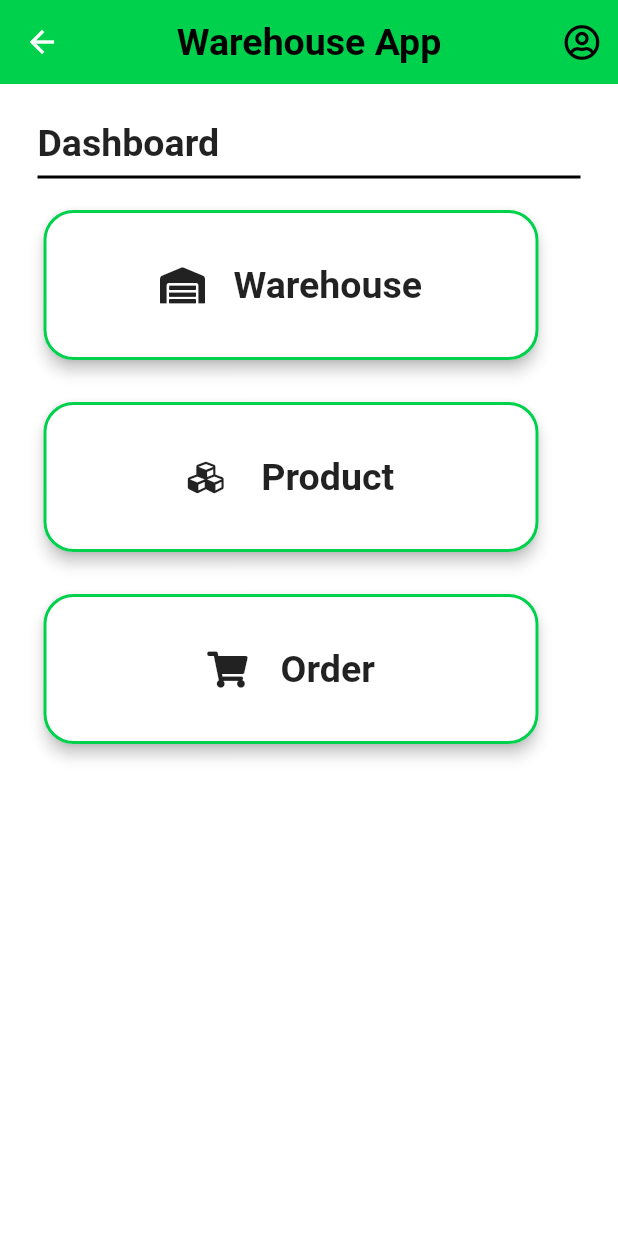
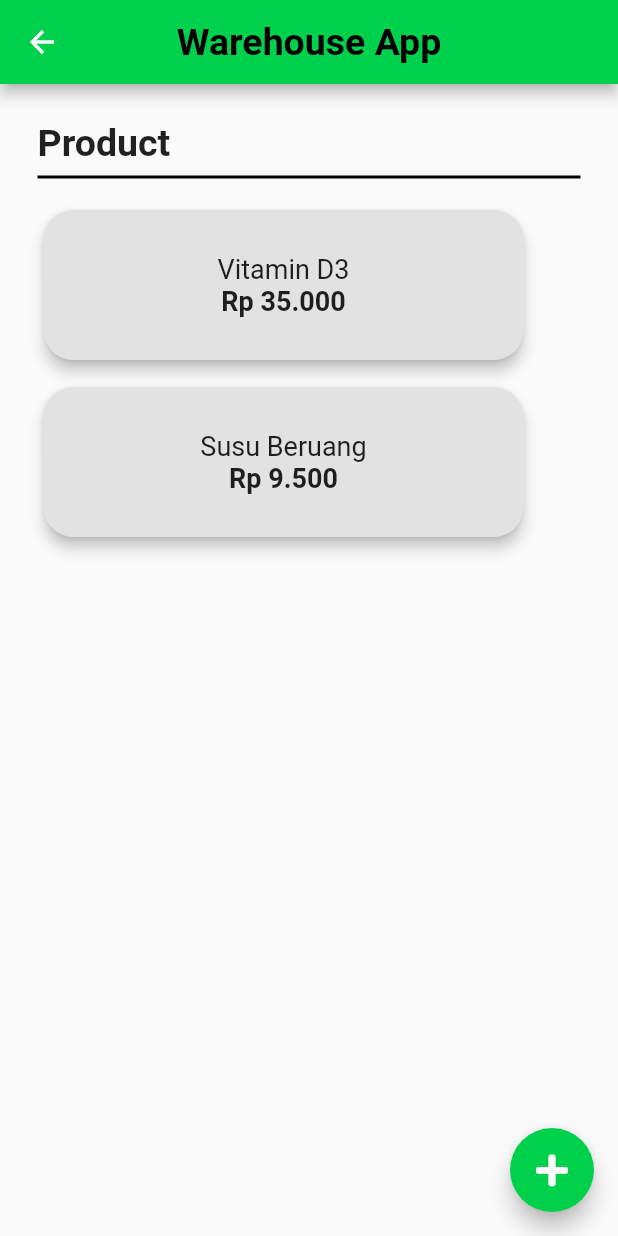
Before and after one commit to RezaTrist/warehouse_app, a Flutter app: the DashboardPage screen opened by its route, after a tap on "Product", on a phone screen of 412 x 824 dp. Run offline on Flutter 3.47's test engine with Material 2 defaults, Android fonts, the phone set to English and light mode, and no system bars; our stand-ins replace firebase_auth, firebase_core, font_awesome_flutter; accounts and stored records are empty.

Commit message:
Create ProductPage with Detail

```diff
--- a/lib/main.dart
+++ b/lib/main.dart
@@ -1,5 +1,8 @@
+import 'package:firebase_auth/firebase_auth.dart';
 import 'package:flutter/material.dart';
 import 'package:warehouse_app/views/dashboard/dashboard_page.dart';
+import 'package:warehouse_app/views/dashboard/product/detail_product/detail_product_page.dart';
+import 'package:warehouse_app/views/dashboard/product/product_page.dart';
 import 'package:warehouse_app/views/dashboard/profile/profile_page.dart';
 import 'package:warehouse_app/views/login_page.dart';
 import 'package:warehouse_app/views/sign_up_page.dart';
@@ -7,14 +10,16 @@ import 'package:warehouse_app/views/welcome_page.dart';
 import 'package:firebase_core/firebase_core.dart';
 
 void main() async {
+  WidgetsFlutterBinding.ensureInitialized();
+  await Firebase.initializeApp();
   runApp(MyApp());
-  await Firebase.initializeApp();
 }
 
 class MyApp extends StatelessWidget {
   @override
   Widget build(BuildContext context) {
     return MaterialApp(
+      debugShowCheckedModeBanner: false,
       title: 'Warehouse App',
       onGenerateRoute: (RouteSettings settings) {
         switch (settings.name) {
@@ -28,10 +33,15 @@ class MyApp extends StatelessWidget {
             return MaterialPageRoute(builder: (context) => DashboardPage());
           case '/profile':
             return MaterialPageRoute(builder: (context) => ProfilePage());
+          case '/product':
+            return MaterialPageRoute(builder: (context) => ProductPage());
+          case '/detailprod':
+            return MaterialPageRoute(builder: (context) => DetailProductPage());
           default:
         }
       },
-      initialRoute: '/welcome',
+      initialRoute:
+          FirebaseAuth.instance.currentUser == null ? '/login' : '/dashboard',
     );
   }
 }
--- a/lib/views/dashboard/dashboard_page.dart
+++ b/lib/views/dashboard/dashboard_page.dart
@@ -1,6 +1,7 @@
 import 'package:flutter/material.dart';
 import 'package:flutter/widgets.dart';
 import 'package:font_awesome_flutter/font_awesome_flutter.dart';
+import 'package:warehouse_app/views/dashboard/product/product_page.dart';
 
 class DashboardPage extends StatefulWidget {
   const DashboardPage({Key? key}) : super(key: key);
@@ -112,7 +113,13 @@ class _DashboardPageState extends State<DashboardPage> {
                     ),
                     elevation: 4,
                     child: InkWell(
-                      onTap: () {},
+                      onTap: () {
+                        Navigator.push(
+                          context,
+                          MaterialPageRoute(
+                              builder: (context) => ProductPage()),
+                        );
+                      },
                       child: SizedBox(
                         width: 330,
                         height: 100,
--- /dev/null
+++ b/lib/views/dashboard/product/product_page.dart
@@ -0,0 +1,142 @@
+import 'package:flutter/material.dart';
+import 'package:font_awesome_flutter/font_awesome_flutter.dart';
+
+import 'detail_product/detail_product_page.dart';
+
+class ProductPage extends StatefulWidget {
+  const ProductPage({Key? key}) : super(key: key);
+
+  @override
+  _ProductPageState createState() => _ProductPageState();
+}
+
+class _ProductPageState extends State<ProductPage> {
+  @override
+  Widget build(BuildContext context) {
+    return Scaffold(
+      appBar: AppBar(
+        title: Text(
+          'Warehouse App',
+          style: TextStyle(
+            fontSize: 25,
+            fontWeight: FontWeight.w600,
+            color: Colors.black,
+          ),
+        ),
+        centerTitle: true,
+        backgroundColor: Color.fromRGBO(0, 209, 77, 1),
+      ),
+      body: SingleChildScrollView(
+        child: Center(
+          child: Container(
+            child: Padding(
+              padding: const EdgeInsets.only(
+                top: 25,
+                left: 25,
+                bottom: 25,
+              ),
+              child: Column(
+                crossAxisAlignment: CrossAxisAlignment.start,
+                children: [
+                  Text(
+                    'Product',
+                    style: TextStyle(
+                      fontSize: 25,
+                      fontWeight: FontWeight.w600,
+                    ),
+                  ),
+                  Divider(
+                    color: Colors.black,
+                    endIndent: 25,
+                    thickness: 2,
+                  ),
+                  Padding(
+                    padding: EdgeInsets.only(
+                      top: 10,
+                    ),
+                    child: Card(
+                      color: Color.fromRGBO(226, 226, 226, 1),
+                      shape: RoundedRectangleBorder(
+                        borderRadius: BorderRadius.circular(20),
+                      ),
+                      elevation: 4,
+                      child: InkWell(
+                        onTap: () {
+                          Navigator.push(
+                            context,
+                            MaterialPageRoute(
+                                builder: (context) => DetailProductPage()),
+                          );
+                        },
+                        child: SizedBox(
+                          width: 320,
+                          height: 100,
+                          child: Column(
+                            mainAxisAlignment: MainAxisAlignment.center,
+                            children: [
+                              Text(
+                                'Vitamin D3',
+                                style: TextStyle(fontSize: 18),
+                              ),
+                              Text(
+                                'Rp 35.000',
+                                style: TextStyle(
+                                  fontSize: 18,
+                                  fontWeight: FontWeight.bold,
+                                ),
+                              ),
+                            ],
+                          ),
+                        ),
+                      ),
+                    ),
+                  ),
+                  Padding(
+                    padding: EdgeInsets.only(
+                      top: 10,
+                    ),
+                    child: Card(
+                      color: Color.fromRGBO(226, 226, 226, 1),
+                      shape: RoundedRectangleBorder(
+                        borderRadius: BorderRadius.circular(20),
+                      ),
+                      elevation: 4,
+                      child: InkWell(
+                        onTap: () {},
+                        child: SizedBox(
+                          width: 320,
+                          height: 100,
+                          child: Column(
+                            mainAxisAlignment: MainAxisAlignment.center,
+                            children: [
+                              Text(
+                                'Susu Beruang',
+                                style: TextStyle(fontSize: 18),
+                              ),
+                              Text(
+                                'Rp 9.500',
+                                style: TextStyle(
+                                  fontSize: 18,
+                                  fontWeight: FontWeight.bold,
+                                ),
+                              ),
+                            ],
+                          ),
+                        ),
+                      ),
+                    ),
+                  ),
+                ],
+              ),
+            ),
+          ),
+        ),
+      ),
+      floatingActionButton: FloatingActionButton(
+        onPressed: () {},
+        child: Icon(FontAwesomeIcons.plus),
+        backgroundColor: Color.fromRGBO(0, 209, 77, 1),
+      ),
+    );
+  }
+}
```
Also changed, not shown: lib/views/dashboard/product/detail_product/detail_product_page.dart (added, +57 -0 lines).
